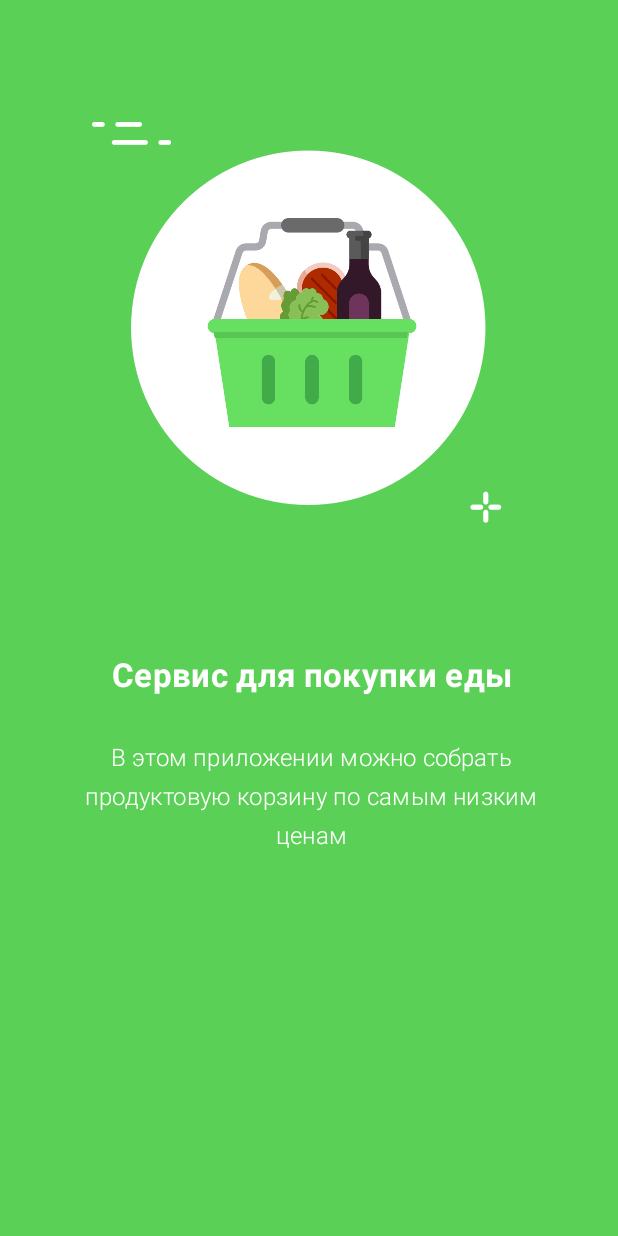
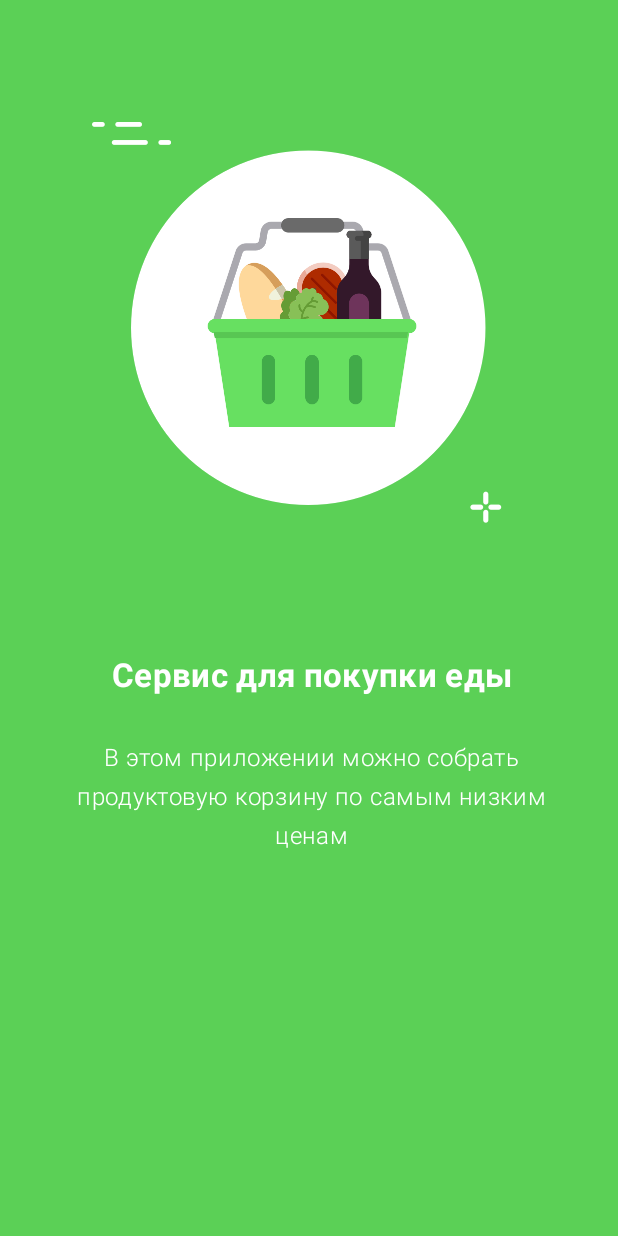
Before and after one commit to whitelext/rebrain-android, an Android app: the screen it shows after launch (IntroActivity), on a phone screen of 412 x 824 dp. Run offline under Robolectric (Android 15) with nearby library versions, the phone set to English and light mode, and no system bars.

Commit message:
text_styles fix
TextView styles removed

```diff
--- a/FoodApp/app/src/main/res/layout/activity_intro.xml
+++ b/FoodApp/app/src/main/res/layout/activity_intro.xml
@@ -22,7 +22,11 @@
 
     <TextView
         android:id="@+id/textView"
-        style="@style/TextView.Big.White"
+        android:layout_width="wrap_content"
+        android:layout_height="wrap_content"
+        style="@style/Text.22sp.Bold.White"
+        android:letterSpacing="0.01"
+        android:lineSpacingExtra="0sp"
         android:layout_marginStart="52dp"
         android:layout_marginTop="86dp"
         android:layout_marginEnd="49dp"
@@ -35,8 +39,10 @@
 
     <TextView
         android:layout_width="0dp"
-        style="@style/TextView.Normal.White"
-        android:fontFamily="sans-serif-light"
+        android:layout_height="wrap_content"
+        style="@style/LightText.16sp.Normal.White"
+        android:letterSpacing="0.03"
+        android:lineSpacingExtra="7sp"
         android:layout_marginStart="46dp"
         android:layout_marginTop="29dp"
         android:layout_marginEnd="43dp"
--- a/FoodApp/app/src/main/res/values-v21/text_styles.xml
+++ /dev/null
@@ -1,12 +0,0 @@
-<?xml version="1.0" encoding="utf-8"?>
-<resources>
-
-    <style name="TextView">
-        <item name="android:layout_height">wrap_content</item>
-        <item name="android:layout_width">wrap_content</item>
-        <item name="android:color">@color/white</item>
-        <item name="android:textStyle">normal</item>
-        <item name="android:letterSpacing">0.01</item>
-        <item name="android:textAppearance">@style/Text</item>
-    </style>
-</resources>
--- a/FoodApp/app/src/main/res/values/text_styles.xml
+++ b/FoodApp/app/src/main/res/values/text_styles.xml
@@ -5,54 +5,32 @@
         <item name="android:fontFamily">sans-serif</item>
     </style>
 
-    <style name="Text.Small">
-        <item name="android:textSize">12sp</item>
+    <style name="LightText">
+        <item name="android:fontFamily">sans-serif-light</item>
     </style>
 
-    <style name="Text.Normal">
+    <style name="LightText.16sp">
         <item name="android:textSize">16sp</item>
     </style>
 
-    <style name="Text.Big">
+    <style name="Text.22sp">
         <item name="android:textSize">22sp</item>
     </style>
 
-    <style name="TextView">
-        <item name="android:layout_height">wrap_content</item>
-        <item name="android:layout_width">wrap_content</item>
-        <item name="android:color">@color/white</item>
-        <item name="android:textStyle">normal</item>
-        <item name="android:textAppearance">@style/Text</item>
-    </style>
-
-    <style name="TextView.Big">
-        <item name="android:textAppearance">@style/Text.Big</item>
-    </style>
-
-    <style name="TextView.Big.White">
-        <item name="android:textColor">@color/white</item>
-        <item name="android:textAppearance">@style/Text.Big</item>
+    <style name="Text.22sp.Bold">
         <item name="android:textStyle">bold</item>
     </style>
 
-    <style name="TextView.Normal">
-        <item name="android:textAppearance">@style/Text.Normal</item>
+    <style name="LightText.16sp.Normal">
+        <item name="android:textStyle">normal</item>
     </style>
 
-    <style name="TextView.Normal.White">
-        <item name="android:lineSpacingExtra">7sp</item>
+    <style name="Text.22sp.Bold.White">
         <item name="android:textColor">@color/white</item>
     </style>
 
-    <style name="TextView.Small">
-        <item name="android:textAppearance">@style/Text.Small</item>
+    <style name="LightText.16sp.Normal.White">
+        <item name="android:textColor">@color/white</item>
     </style>
 
-    <style name="TextView.Small.Grey">
-        <item name="android:textColor">@color/grey</item>
-    </style>
-
-    <style name="TextView.Normal.Grey">
-        <item name="android:textColor">@color/grey</item>
-    </style>
 </resources>
```
